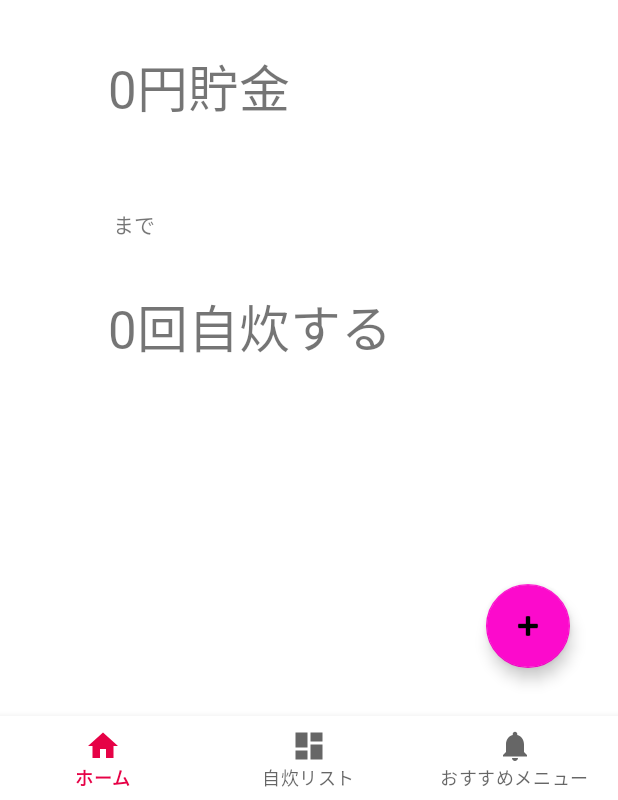
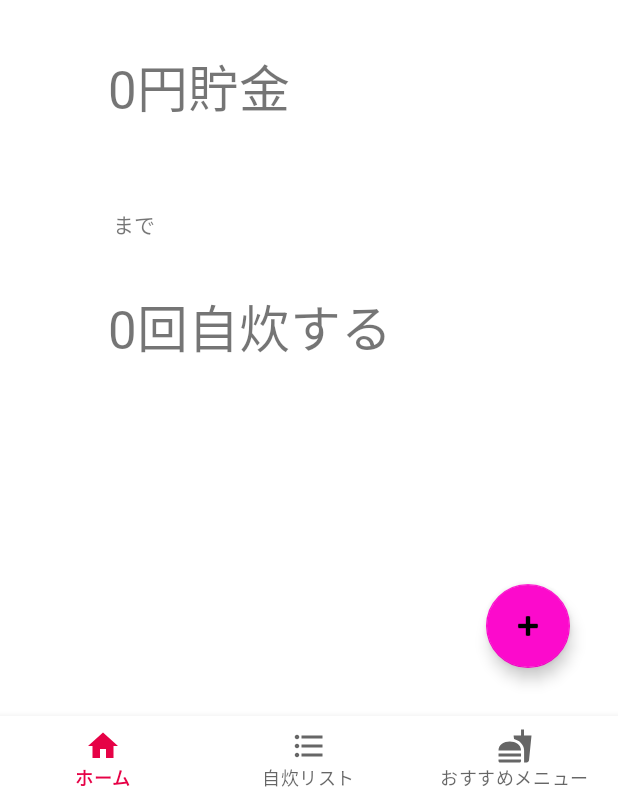
Before and after one commit to noodle2290/la_original_app, an Android app: the screen it shows after launch (MainActivity), on a phone screen of 412 x 824 dp, the part 436-1236 px from its top. Run offline under Robolectric (Android 15) with nearby library versions, the light colour scheme and no system bars; our stand-ins replace Room's generated code, navigation-ui.

Commit message:
bottomのiconを変更

```diff
--- a/app/src/main/res/drawable/ic_dashboard_black_24dp.xml
+++ /dev/null
@@ -1,9 +0,0 @@
-<vector xmlns:android="http://schemas.android.com/apk/res/android"
-    android:width="24dp"
-    android:height="24dp"
-    android:viewportWidth="24.0"
-    android:viewportHeight="24.0">
-    <path
-        android:fillColor="#FF000000"
-        android:pathData="M3,13h8L11,3L3,3v10zM3,21h8v-6L3,15v6zM13,21h8L21,11h-8v10zM13,3v6h8L21,3h-8z" />
-</vector>
--- /dev/null
+++ b/app/src/main/res/drawable/ic_list_24dp.xml
@@ -0,0 +1,10 @@
+<vector xmlns:android="http://schemas.android.com/apk/res/android"
+    android:width="24dp"
+    android:height="24dp"
+    android:viewportWidth="24"
+    android:viewportHeight="24"
+    android:tint="?attr/colorControlNormal">
+  <path
+      android:fillColor="@android:color/white"
+      android:pathData="M4,10.5c-0.83,0 -1.5,0.67 -1.5,1.5s0.67,1.5 1.5,1.5 1.5,-0.67 1.5,-1.5 -0.67,-1.5 -1.5,-1.5zM4,4.5c-0.83,0 -1.5,0.67 -1.5,1.5S3.17,7.5 4,7.5 5.5,6.83 5.5,6 4.83,4.5 4,4.5zM4,16.5c-0.83,0 -1.5,0.68 -1.5,1.5s0.68,1.5 1.5,1.5 1.5,-0.68 1.5,-1.5 -0.67,-1.5 -1.5,-1.5zM7,19h14v-2L7,17v2zM7,13h14v-2L7,11v2zM7,5v2h14L21,5L7,5z"/>
+</vector>
--- a/app/src/main/res/drawable/ic_notifications_black_24dp.xml
+++ /dev/null
@@ -1,9 +0,0 @@
-<vector xmlns:android="http://schemas.android.com/apk/res/android"
-    android:width="24dp"
-    android:height="24dp"
-    android:viewportWidth="24.0"
-    android:viewportHeight="24.0">
-    <path
-        android:fillColor="#FF000000"
-        android:pathData="M12,22c1.1,0 2,-0.9 2,-2h-4c0,1.1 0.89,2 2,2zM18,16v-5c0,-3.07 -1.64,-5.64 -4.5,-6.32L13.5,4c0,-0.83 -0.67,-1.5 -1.5,-1.5s-1.5,0.67 -1.5,1.5v0.68C7.63,5.36 6,7.92 6,11v5l-2,2v1h16v-1l-2,-2z" />
-</vector>
--- /dev/null
+++ b/app/src/main/res/drawable/ic_recommend_24dp.xml
@@ -0,0 +1,10 @@
+<vector xmlns:android="http://schemas.android.com/apk/res/android"
+    android:width="24dp"
+    android:height="24dp"
+    android:viewportWidth="24"
+    android:viewportHeight="24"
+    android:tint="?attr/colorControlNormal">
+  <path
+      android:fillColor="@android:color/white"
+      android:pathData="M18.06,22.99h1.66c0.84,0 1.53,-0.64 1.63,-1.46L23,5.05h-5L18,1h-1.97v4.05h-4.97l0.3,2.34c1.71,0.47 3.31,1.32 4.27,2.26 1.44,1.42 2.43,2.89 2.43,5.29v8.05zM1,21.99L1,21h15.03v0.99c0,0.55 -0.45,1 -1.01,1L2.01,22.99c-0.56,0 -1.01,-0.45 -1.01,-1zM16.03,14.99c0,-8 -15.03,-8 -15.03,0h15.03zM1.02,17h15v2h-15z"/>
+</vector>
--- a/app/src/main/res/menu/bottom_nav_menu.xml
+++ b/app/src/main/res/menu/bottom_nav_menu.xml
@@ -8,12 +8,12 @@
 
     <item
         android:id="@+id/navigation_list"
-        android:icon="@drawable/ic_dashboard_black_24dp"
+        android:icon="@drawable/ic_list_24dp"
         android:title="@string/title_list" />
 
     <item
         android:id="@+id/navigation_recommend"
-        android:icon="@drawable/ic_notifications_black_24dp"
+        android:icon="@drawable/ic_recommend_24dp"
         android:title="@string/title_recommend" />
 
 </menu>
```
